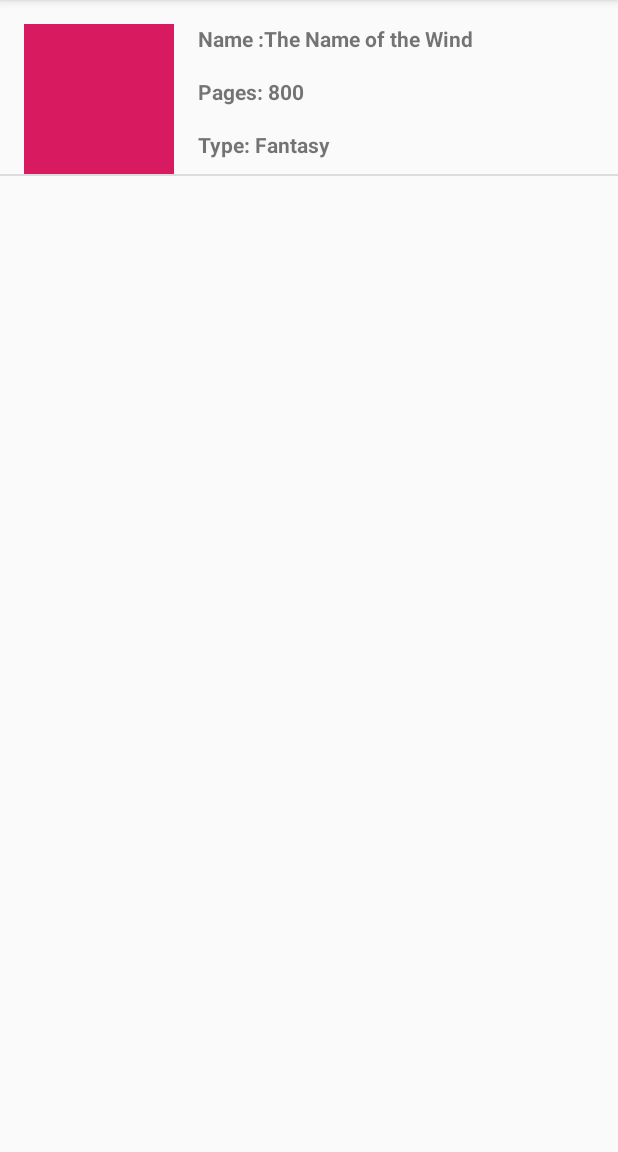
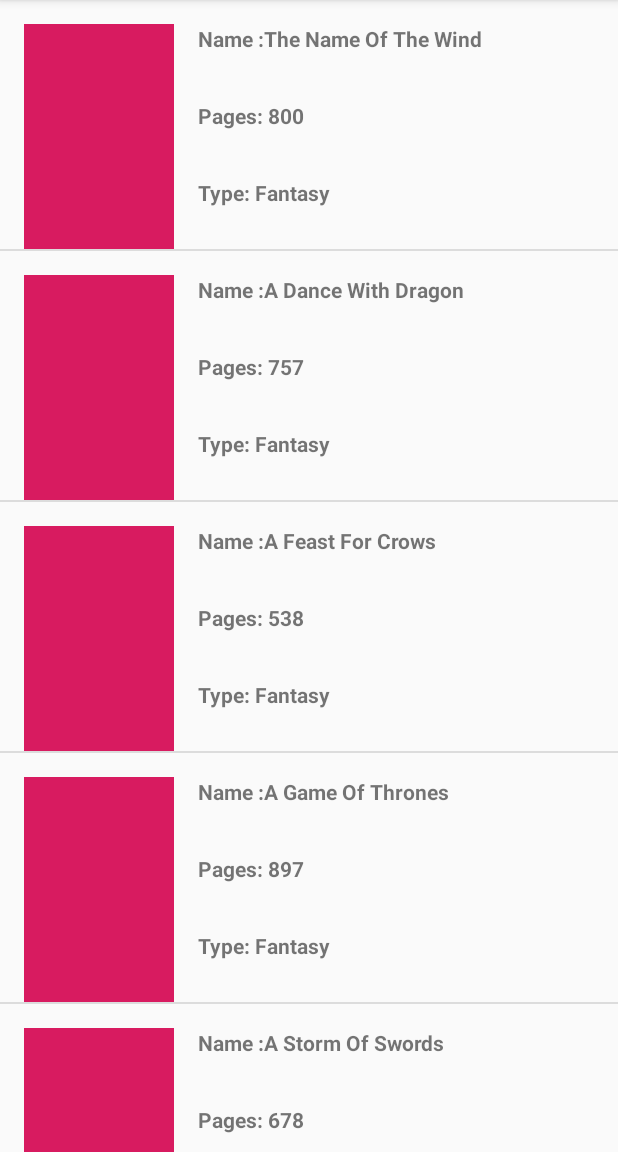
Before and after one commit to onurtemiz/BookLister, an Android app: the screen it shows after launch (MainActivity), on a phone screen of 412 x 824 dp, the part 84-1236 px from its top. Run offline under Robolectric (Android 15) with nearby library versions, the phone set to English and light mode, and no system bars.

Commit message:
Simple ArrayAdapter Implementation

```diff
--- a/app/src/main/java/com/example/booklister/MainActivity.java
+++ b/app/src/main/java/com/example/booklister/MainActivity.java
@@ -18,7 +18,15 @@ public class MainActivity extends AppCompatActivity {
     protected void onCreate(Bundle savedInstanceState) {
         super.onCreate(savedInstanceState);
         setContentView(R.layout.book_list);
-        books.add(new Book("The Name of the Wind","Fantasy","800",0));
+        books.add(new Book("The Name Of The Wind","Fantasy","800",0));
+        books.add(new Book("A Dance With Dragon","Fantasy","757",0));
+        books.add(new Book("A Feast For Crows","Fantasy","538",0));
+        books.add(new Book("A Game Of Thrones","Fantasy","897",0));
+        books.add(new Book("A Storm Of Swords","Fantasy","678",0));
+        books.add(new Book("Harry Potter And The Goblet Fire","Fantasy","423",0));
+        books.add(new Book("Harry Potter And The Order Of The Phoenix","Fantasy","653",0));
+        books.add(new Book("Harry Potter And The Philosopher's Stone","Fantasy","231",0));
+        books.add(new Book("The World Of Ice And Fire","Fantasy","582",0));
         BookAdapter bookAdapter = new BookAdapter(this,books);
         ListView listView = (ListView) findViewById(R.id.bookListView);
         listView.setAdapter(bookAdapter);
--- a/app/src/main/res/layout/book.xml
+++ b/app/src/main/res/layout/book.xml
@@ -27,7 +27,7 @@
         android:layout_height="wrap_content"
         android:layout_marginStart="16dp"
         android:layout_marginLeft="16dp"
-        android:layout_marginTop="16dp"
+        android:layout_marginTop="32dp"
         android:text="@string/bookType"
         android:textStyle="bold"
         app:layout_constraintStart_toEndOf="@+id/bookCover"
@@ -39,7 +39,7 @@
         android:layout_height="wrap_content"
         android:layout_marginStart="16dp"
         android:layout_marginLeft="16dp"
-        android:layout_marginTop="16dp"
+        android:layout_marginTop="32dp"
         android:text="@string/bookPages"
         android:textStyle="bold"
         app:layout_constraintStart_toEndOf="@+id/bookCover"
@@ -48,7 +48,7 @@
     <ImageView
         android:id="@+id/bookCover"
         android:layout_width="100dp"
-        android:layout_height="100dp"
+        android:layout_height="150dp"
         android:layout_marginStart="16dp"
         android:layout_marginLeft="16dp"
         android:layout_marginTop="16dp"
```
